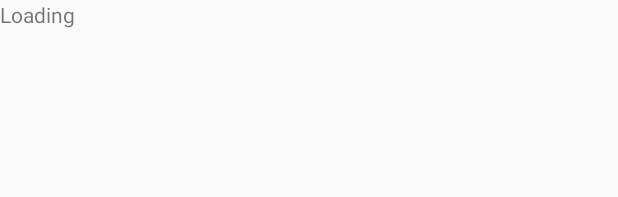
After one commit to szebniok/Stocks-app, an Android app: the layout activity_stock_details.xml on its own in the app's theme, with its tools: preview values and no code run, on a phone screen of 412 x 824 dp. The commit adds this screen. Shown: the top 197 px of the screen. Run offline under Robolectric (Android 15) with nearby library versions, the phone set to English and light mode, and no system bars.

Commit message:
Add StockDetailsActivity

```diff
--- a/app/src/main/AndroidManifest.xml
+++ b/app/src/main/AndroidManifest.xml
@@ -18,7 +18,8 @@
                 <category android:name="android.intent.category.LAUNCHER" />
             </intent-filter>
         </activity>
-        <activity android:name=".StockListActivity_"/>
+        <activity android:name=".StockListActivity_" android:parentActivityName=".MainActivity_"/>
+        <activity android:name=".StockDetailsActivity_" android:parentActivityName=".StockListActivity_"/>
     </application>
 
 </manifest>
--- /dev/null
+++ b/app/src/main/res/layout/activity_stock_details.xml
@@ -0,0 +1,46 @@
+<?xml version="1.0" encoding="utf-8"?>
+<layout>
+
+    <data>
+
+        <import type="android.view.View"/>
+        <variable
+            name="viewModel"
+            type="com.example.stocks.StockDetailsViewModel" />
+    </data>
+
+    <LinearLayout xmlns:android="http://schemas.android.com/apk/res/android"
+        android:layout_width="match_parent"
+        android:layout_height="match_parent"
+        android:orientation="vertical">
+
+        <TextView
+            android:layout_width="match_parent"
+            android:layout_height="wrap_content"
+            android:text="Loading"
+            android:visibility="@{viewModel.loading ? View.VISIBLE : View.GONE}"
+            />
+
+        <TextView
+            android:layout_width="match_parent"
+            android:layout_height="wrap_content"
+            android:text='@{"Symbol: " + viewModel.stock.symbol}'
+            android:visibility="@{viewModel.loading ? View.GONE : View.VISIBLE}"
+            />
+
+
+        <TextView
+            android:layout_width="match_parent"
+            android:layout_height="wrap_content"
+            android:text='@{"Name: " + viewModel.stock.shortName}'
+            android:visibility="@{viewModel.loading ? View.GONE : View.VISIBLE}"
+            />
+
+        <TextView
+            android:layout_width="match_parent"
+            android:layout_height="wrap_content"
+            android:text='@{"Price: " + viewModel.stock.regularMarketPrice}'
+            android:visibility="@{viewModel.loading ? View.GONE : View.VISIBLE}"
+            />
+    </LinearLayout>
+</layout>
```
Also changed, not shown: app/src/main/java/com/example/stocks/Stock.java (+11 -0 lines), app/src/main/java/com/example/stocks/StockDetailsActivity.java (added, +34 -0 lines), app/src/main/java/com/example/stocks/StockDetailsViewModel.java (added, +41 -0 lines), app/src/main/java/com/example/stocks/StockListActivity.java (+8 -2 lines), app/src/main/java/com/example/stocks/StockListRecyclerAdapter.java (added, +74 -0 lines), app/src/main/java/com/example/stocks/StockMarketRepository.java (+8 -1 lines), app/src/main/java/com/example/stocks/YahooWebservice.java (+34 -2 lines), app/src/main/res/layout/stock_list_item.xml (added, +26 -0 lines).
